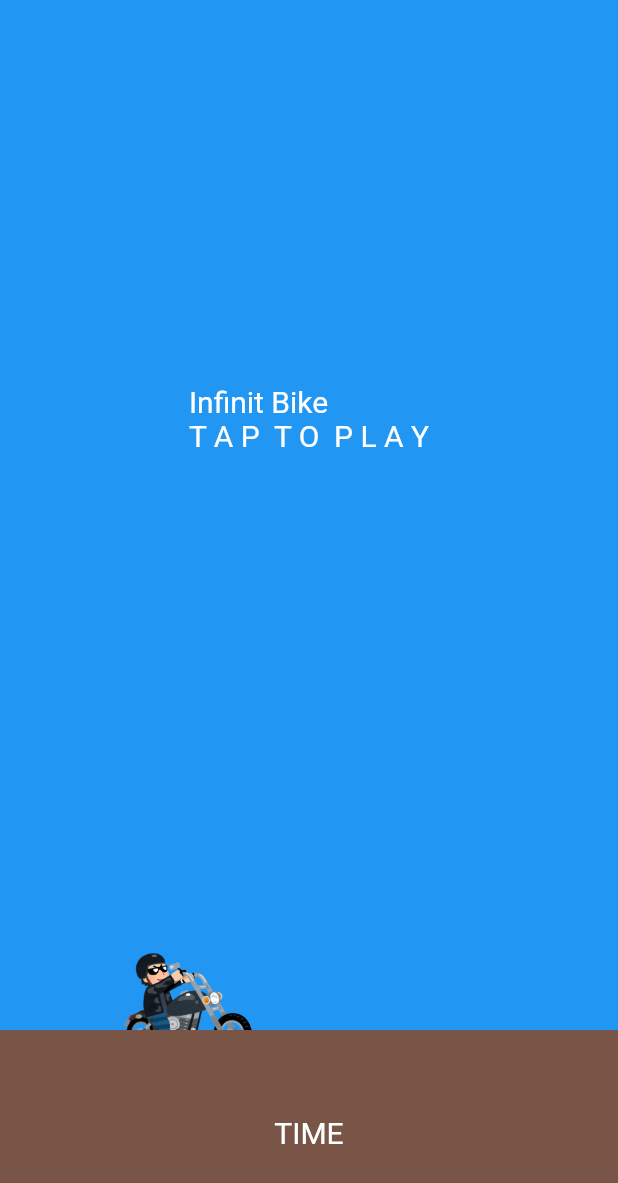
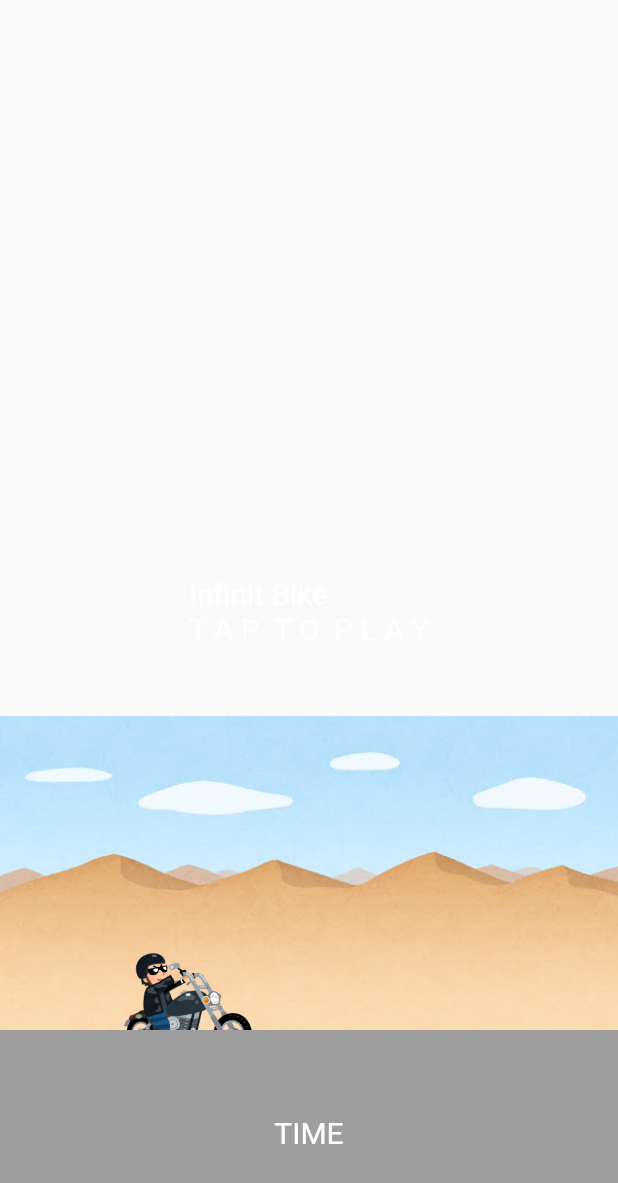
Before and after one commit to yuto90/runs_infinitely_bike, a Flutter app: the screen it shows after launch, on a phone screen of 412 x 824 dp. Shown: the top 1183 px of the screen. Run offline on Flutter 3.47's test engine with Material 2 defaults, Android fonts, the light colour scheme and no system bars.

Commit message:
背景を無限ループ（仮）

```diff
--- /dev/null
+++ b/runs_infinitely_bike/lib/desert.dart
@@ -0,0 +1,21 @@
+import 'package:flutter/material.dart';
+
+class Desert extends StatelessWidget {
+  final patten;
+  Desert({this.patten});
+  String desertPatten = '';
+
+  @override
+  Widget build(BuildContext context) {
+    if (patten == 'one') {
+      desertPatten = 'lib/images/sabaku_one.jpg';
+    } else if (patten == 'two') {
+      desertPatten = 'lib/images/sabaku_two.jpg';
+    } else {
+      desertPatten = 'lib/images/sabaku_one.jpg';
+    }
+    return Container(
+      child: Image.asset(desertPatten),
+    );
+  }
+}
--- a/runs_infinitely_bike/lib/mainpage.dart
+++ b/runs_infinitely_bike/lib/mainpage.dart
@@ -1,9 +1,8 @@
 import 'package:flutter/material.dart';
 import 'dart:async';
 import 'bike.dart';
-
 import 'cloud.dart';
-import 'building.dart';
+import 'desert.dart';
 
 class MainPage extends StatefulWidget {
   @override
@@ -16,8 +15,9 @@ class _MainPage extends State<MainPage> {
   double initialHeight = bikeYaxis;
   bool gameHasStarted = false;
 
-  // 背景
-  double back = 1;
+  static double desertOneX = -1;
+  static double desertTwoX = 3.1;
+  static double desertThreeX = 7.2;
 
   bool sindou = true;
 
@@ -41,6 +41,30 @@ class _MainPage extends State<MainPage> {
         });
       }
       sindou = !sindou;
+
+      setState(() {
+        if (desertOneX < -5.3) {
+          desertOneX += 10.6;
+        } else {
+          desertOneX -= 0.03;
+        }
+      });
+
+      setState(() {
+        if (desertTwoX < -5.3) {
+          desertTwoX += 10.6;
+        } else {
+          desertTwoX -= 0.03;
+        }
+      });
+
+      setState(() {
+        if (desertThreeX < -5.3) {
+          desertThreeX += 10.6;
+        } else {
+          desertThreeX -= 0.03;
+        }
+      });
     });
   }
 
@@ -61,15 +85,30 @@ class _MainPage extends State<MainPage> {
               flex: 5,
               child: Stack(
                 children: [
-                  AnimatedContainer(
-                    // バイクの初期位置
+                  Container(
+                    alignment: Alignment(desertOneX, 1.1),
+                    child: Desert(
+                      patten: 'one',
+                    ),
+                  ),
+                  Container(
+                    alignment: Alignment(desertTwoX, 1.1),
+                    child: Desert(
+                      patten: 'two',
+                    ),
+                  ),
+                  Container(
+                    alignment: Alignment(desertThreeX, 1.1),
+                    child: Desert(
+                      patten: 'three',
+                    ),
+                  ),
+                  Container(
                     alignment: Alignment(-0.5, bikeYaxis),
-                    duration: Duration(milliseconds: 0),
-                    color: Colors.blue,
                     child: MyBike(),
                   ),
                   Container(
-                    alignment: Alignment(0, -0.2),
+                    alignment: Alignment(0, 0.2),
                     child: gameHasStarted
                         ? Text('')
                         : Text(
@@ -83,7 +122,7 @@ class _MainPage extends State<MainPage> {
             Expanded(
               flex: 1,
               child: Container(
-                color: Colors.brown,
+                color: Colors.grey,
                 child: Row(
                   mainAxisAlignment: MainAxisAlignment.spaceEvenly,
                   children: [
```
Also changed, not shown: runs_infinitely_bike/lib/building.dart (deleted, +0 -92 lines), runs_infinitely_bike/lib/images/sabaku_one.jpg (added), runs_infinitely_bike/lib/images/sabaku_two.jpg (added).
